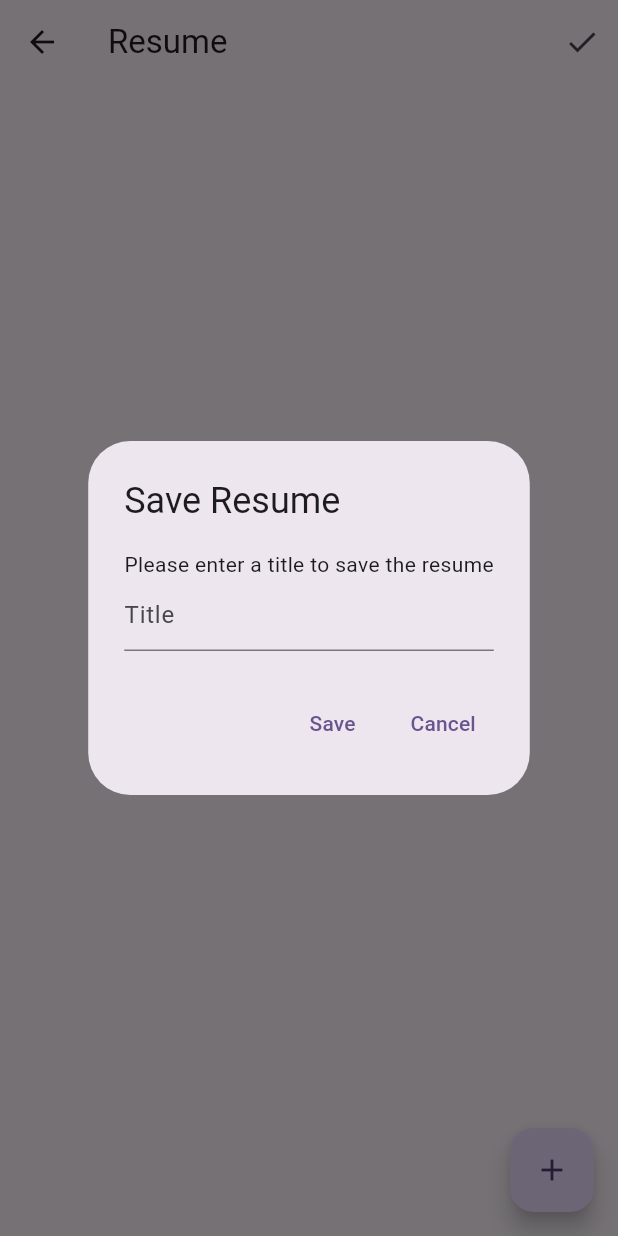
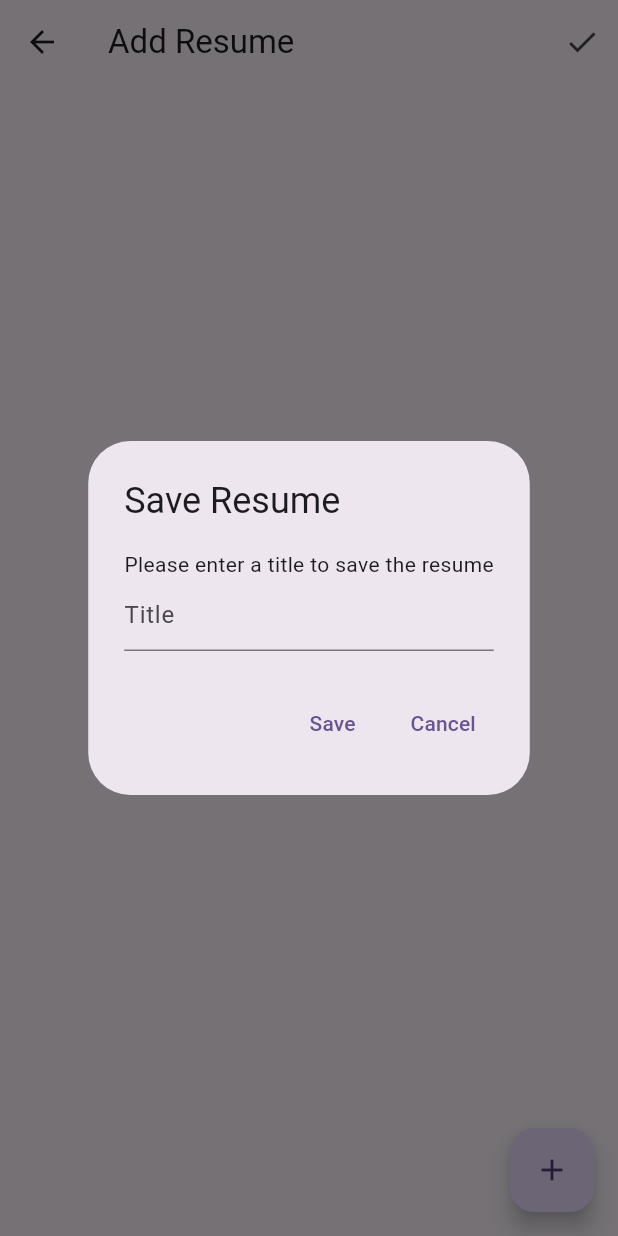
Before and after one commit to Sanjayvkp/resume_builder_app, a Flutter app: the AddResumePage screen opened directly, after a tap on the "delete" icon, after a tap on the "done" icon, on a phone screen of 412 x 824 dp. Run offline on Flutter 3.47's test engine with Material 3 defaults, Android fonts, the phone set to English and light mode, and no system bars; our stand-ins replace flutter_hooks, freezed_annotation, hooks_riverpod, riverpod_annotation; generated files the repository leaves out were written again.

Commit message:
Added: Completed UI

```diff
--- a/lib/view/pages/add_resume_page.dart
+++ b/lib/view/pages/add_resume_page.dart
@@ -18,7 +18,13 @@ final class TextEditingControllers {
 }
 
 class AddResumePage extends HookConsumerWidget {
-  const AddResumePage({super.key});
+  /// The index of the resume to edit
+  final int? index;
+
+  const AddResumePage({
+    super.key,
+    this.index,
+  });
 
   /// Swap items in a list
   List<T> swapListItems<T>(int indexA, int indexB, List<T> originalArray) {
@@ -30,6 +36,9 @@ class AddResumePage extends HookConsumerWidget {
 
   @override
   Widget build(BuildContext context, WidgetRef ref) {
+    /// Indicate if the user clicked on the edit button or not
+    final isEdit = index != null;
+
     /// State that store the sections of the resume
     final sectionsList = useState<List<TextEditingControllers>>([
       TextEditingControllers(
@@ -46,6 +55,7 @@ class AddResumePage extends HookConsumerWidget {
           controllers.titleController.dispose();
         }
       },
+      [],
     );
 
     /// Save the resume
@@ -58,9 +68,16 @@ class AddResumePage extends HookConsumerWidget {
           ),
       ];
 
-      ref.read(resumeProvider.notifier).addResume(
-            ResumeModel(sections: sections, name: title),
-          );
+      if (isEdit) {
+        ref.read(resumeProvider.notifier).editResume(
+              ResumeModel(sections: sections, name: title),
+              index!,
+            );
+      } else {
+        ref.read(resumeProvider.notifier).addResume(
+              ResumeModel(sections: sections, name: title),
+            );
+      }
 
       Navigator.popUntil(context, (route) => route.isFirst);
     }
@@ -68,6 +85,11 @@ class AddResumePage extends HookConsumerWidget {
     /// Show the alert to input the title for the resume
     void showAlertDialog() {
       final titleController = TextEditingController();
+
+      if (isEdit) {
+        final resume = ref.read(resumeProvider)[index!];
+        titleController.text = resume.name;
+      }
 
       showDialog(
         context: context,
@@ -148,9 +170,28 @@ class AddResumePage extends HookConsumerWidget {
           index, index + 1, [...sectionsList.value]);
     }
 
+    /// Fill the already existing sections to the state
+    useEffect(() {
+      if (isEdit) {
+        final resume = ref.read(resumeProvider)[index!];
+        final initialSections = <TextEditingControllers>[];
+
+        for (final section in resume.sections) {
+          initialSections.add(TextEditingControllers(
+              contentController: TextEditingController()
+                ..text = section.content,
+              titleController: TextEditingController()..text = section.title));
+        }
+        Future.delayed(
+            Duration.zero, () => sectionsList.value = initialSections);
+      }
+
+      return null;
+    }, []);
+
     return Scaffold(
       appBar: AppBar(
-        title: const Text('Resume'),
+        title: Text(isEdit ? 'Edit Resume' : 'Add Resume'),
         actions: [
           IconButton(
             onPressed: () => showAlertDialog(),
```
Also changed, not shown: lib/controller/resume_provider.dart (+8 -0 lines), lib/view/pages/view_resume_page.dart (+21 -12 lines).
